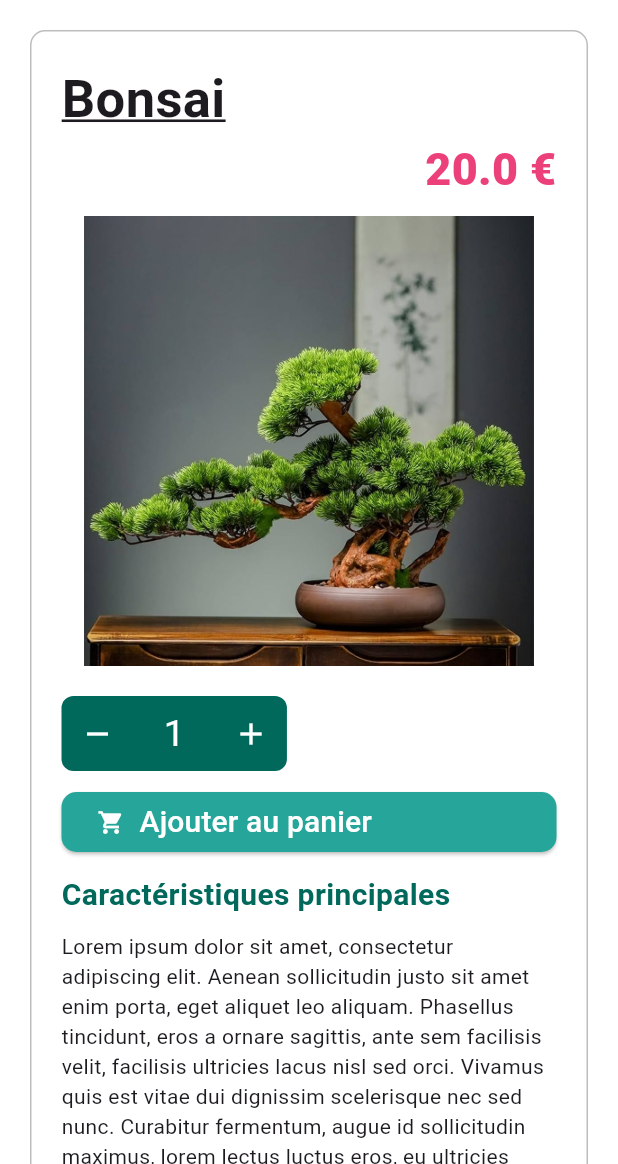
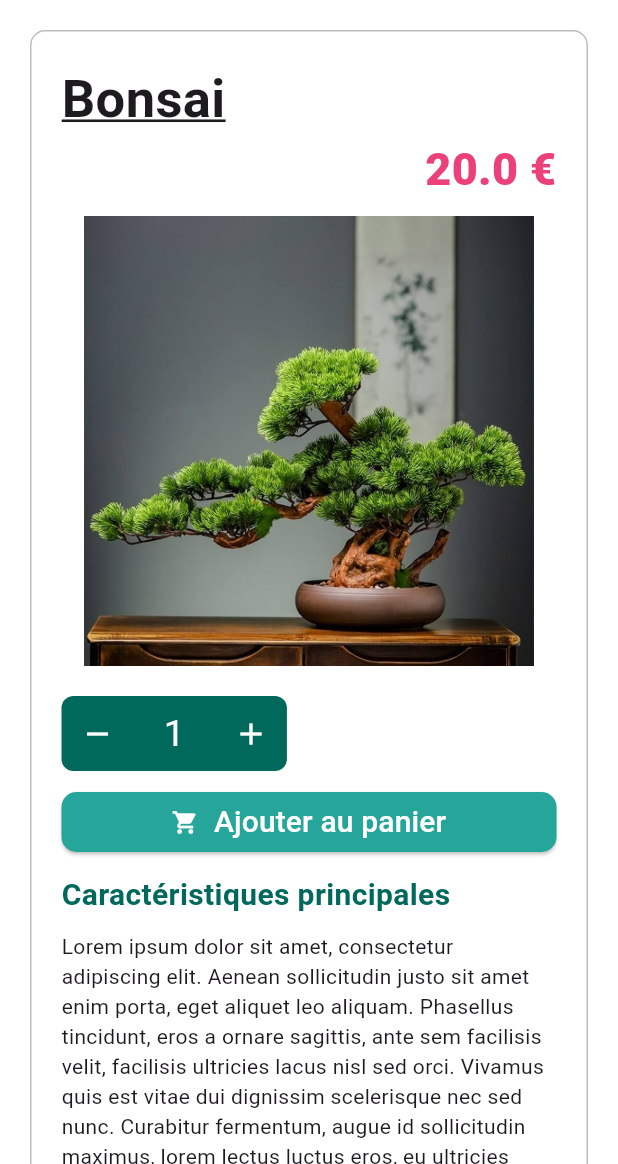
Before and after one commit to Zelikoo/Leafy, a Flutter app: the screen it shows after launch, after a tap on "Bonsai", on a phone screen of 412 x 824 dp, the part 72-1236 px from its top. Run offline on Flutter 3.47's test engine with Material 3 defaults, Android fonts, the phone set to English and light mode, and no system bars; our stand-ins replace google_sign_in; missing offline and left inert: flutter_facebook_auth.

Commit message:
fix(detail_page): Center "Ajouter au panier" button content
This commit updates the `DetailPage` to correctly center the content within the "Ajouter au panier" (Add to Cart) button.

- **`DetailPage`:**
    - Adds `mainAxisAlignment: MainAxisAlignment.center` to the `Row` widget inside the "Ajouter au panier" button to horizontally center the shopping cart icon and text.
    - Removes an unnecessary comment.

```diff
--- a/lib/pages/detail_page.dart
+++ b/lib/pages/detail_page.dart
@@ -12,7 +12,7 @@ class DetailPage extends StatefulWidget {
 }
 
 class _DetailPageState extends State<DetailPage> {
-  int quantity = 1; // ✅ On la place ici, au niveau de l'état
+  int quantity = 1;
 
   @override
   Widget build(BuildContext context) {
@@ -119,6 +119,7 @@ class _DetailPageState extends State<DetailPage> {
                   ),
                 ),
                 child: Row(
+                  mainAxisAlignment: MainAxisAlignment.center,
                   children: [
                     const Icon(Icons.shopping_cart, color: Colors.white),
                     const SizedBox(width: 10),
```
